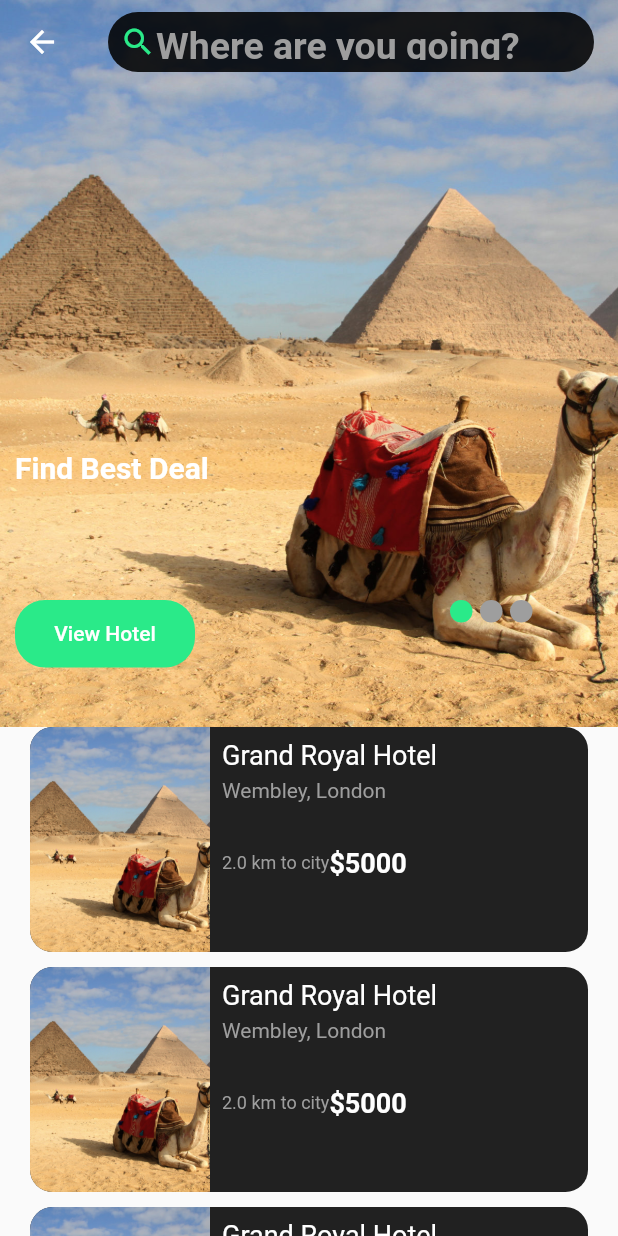
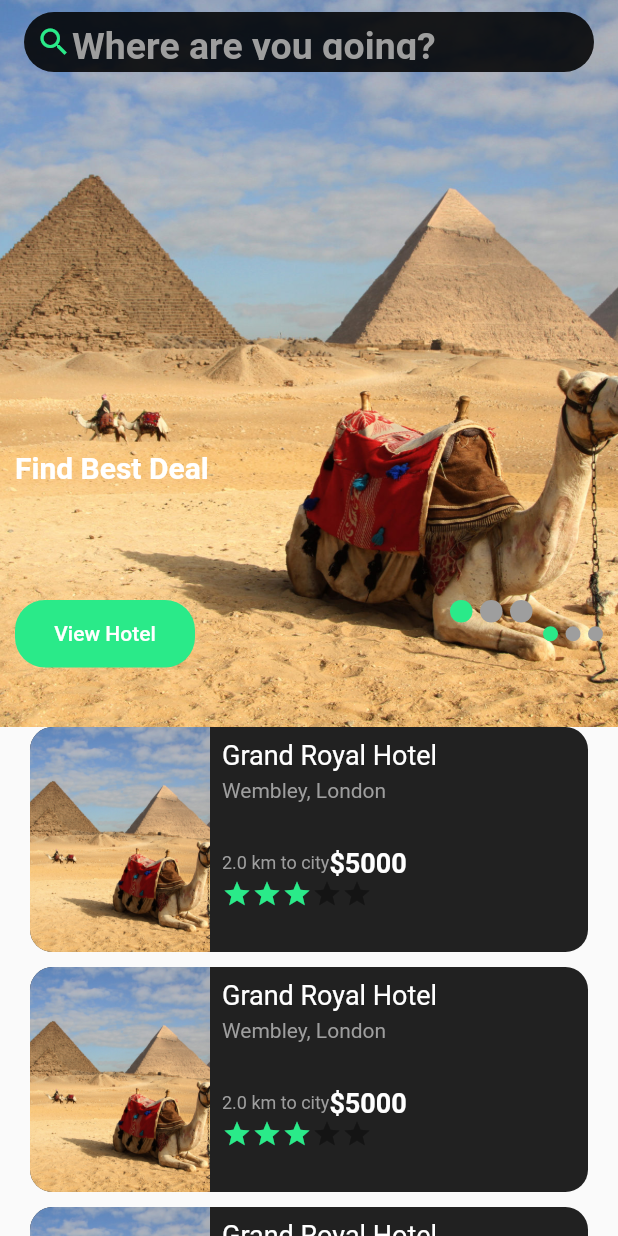
Before and after one commit to EbtisamAshraf/booking_app_internship_algoriza, a Flutter app: the HomeScreen screen opened directly, on a phone screen of 412 x 824 dp. Run offline on Flutter 3.47's test engine with Material 2 defaults, Android fonts, the phone set to English and light mode, and no system bars; drawn by our look-alikes of flutter_rating_bar, smooth_page_indicator; our stand-ins replace bloc, dartz, dio, equatable, flutter_bloc, flutter_spinkit and 4 more; missing offline and left inert: auto_divider; accounts and stored records are empty.

Commit message:
update home screen

```diff
--- a/lib/config/routes/app_routes.dart
+++ b/lib/config/routes/app_routes.dart
@@ -2,6 +2,7 @@ import 'package:booking_app_internship_algoriza/core/utils/app_strings.dart';
 import 'package:booking_app_internship_algoriza/features/authentication/presentation/screens/login_screen.dart';
 import 'package:booking_app_internship_algoriza/features/authentication/presentation/screens/register_screen.dart';
 import 'package:booking_app_internship_algoriza/features/hotels/presentation/screens/explore_screen.dart';
+import 'package:booking_app_internship_algoriza/features/hotels/presentation/screens/home_screen.dart';
 import 'package:booking_app_internship_algoriza/features/hotels/presentation/screens/main_screen.dart';
 import 'package:booking_app_internship_algoriza/main.dart';
 import 'package:flutter/material.dart';
@@ -11,6 +12,7 @@ class Routes {
   static const String loginScreenRoute = "/login";
   static const String registerScreenRoute = "/register";
   static const String exploreScreen = '/explore_screen';
+  static const String homeScreen = '/home_screen';
 }
 
 class RouteGenerator {
@@ -29,6 +31,9 @@ class RouteGenerator {
       case Routes.exploreScreen:
         return MaterialPageRoute(builder: (_) => const ExploreScreen());
 
+      case Routes.exploreScreen:
+        return MaterialPageRoute(builder: (_) =>  HomeScreen());
+
       default:
         return unDefinedRoute();
     }
--- a/lib/features/hotels/presentation/screens/home_screen.dart
+++ b/lib/features/hotels/presentation/screens/home_screen.dart
@@ -1,6 +1,6 @@
 import 'package:booking_app_internship_algoriza/core/utils/media_query_values.dart';
 import 'package:flutter/material.dart';
-// import 'package:flutter_rating_bar/flutter_rating_bar.dart';
+ import 'package:flutter_rating_bar/flutter_rating_bar.dart';
  import 'package:smooth_page_indicator/smooth_page_indicator.dart';
 
 import '../../../../core/utils/app_colors.dart';
@@ -99,17 +99,17 @@ class HomeScreen extends StatelessWidget {
                           children: [
                             DefaultButton(text: 'View Hotel', onClick: () {}),
                             Spacer(),
-                            // SmoothPageIndicator(
-                            //   controller: pageController,
-                            //   count: 3,
-                            //   effect: JumpingDotEffect(
-                            //     activeDotColor: AppColors.defaultColor,
-                            //     dotColor: AppColors.hintColor,
-                            //     dotHeight: 10,
-                            //     dotWidth: 10,
-                            //     spacing: 5,
-                            //   ),
-                            // ),
+                            SmoothPageIndicator(
+                              controller: pageController,
+                              count: 3,
+                              effect: JumpingDotEffect(
+                                activeDotColor: AppColors.defaultColor,
+                                dotColor: AppColors.hintColor,
+                                dotHeight: 10,
+                                dotWidth: 10,
+                                spacing: 5,
+                              ),
+                            ),
                           ],
                         ),
                       ),
@@ -198,17 +198,17 @@ class HomeScreen extends StatelessWidget {
                                         )
                                       ],
                                     ),
-                                    // RatingBarIndicator(
-                                    //   rating: 3,
-                                    //   itemBuilder: (context, index) =>
-                                    //       const Icon(
-                                    //     Icons.star,
-                                    //     color: AppColors.defaultColor,
-                                    //   ),
-                                    //   itemCount: 5,
-                                    //   itemSize: 20.0,
-                                    //   direction: Axis.horizontal,
-                                    // ),
+                                    RatingBarIndicator(
+                                      rating: 3,
+                                      itemBuilder: (context, index) =>
+                                          const Icon(
+                                        Icons.star,
+                                        color: AppColors.defaultColor,
+                                      ),
+                                      itemCount: 5,
+                                      itemSize: 20.0,
+                                      direction: Axis.horizontal,
+                                    ),
                                   ],
                                 ),
                               ),
--- a/lib/features/hotels/presentation/screens/main_screen.dart
+++ b/lib/features/hotels/presentation/screens/main_screen.dart
@@ -1,5 +1,6 @@
 import 'package:booking_app_internship_algoriza/core/utils/app_colors.dart';
 import 'package:booking_app_internship_algoriza/features/hotels/presentation/screens/explore_screen.dart';
+import 'package:booking_app_internship_algoriza/features/hotels/presentation/screens/home_screen.dart';
 import 'package:flutter/material.dart';
 
 
@@ -16,7 +17,7 @@ class _MainScreenState extends State<MainScreen> {
   int currentIndexScreen = 0;
 
   List<Widget> screens = [
-   const ExploreScreen(),
+HomeScreen(),
     Container(),
     Container(),
   ];
--- a/pubspec.yaml
+++ b/pubspec.yaml
@@ -19,6 +19,7 @@ dependencies:
     sdk: flutter
   flutter_bloc: ^8.0.1
   smooth_page_indicator:
+  flutter_rating_bar:
   flutter_spinkit: ^5.1.0
   fluttertoast: ^8.0.9
   get_it: ^7.2.0
```
Also changed, not shown: pubspec.lock.
